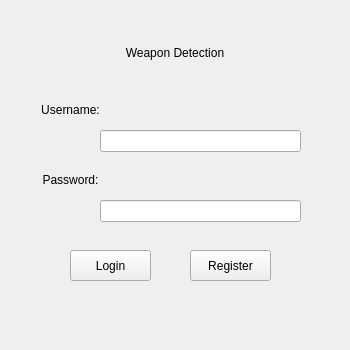
This is Cliente/UI/loginWindow.ui in 5lander/weaponDetectionSystem as Qt 5 draws it before an edit. The edited form follows.
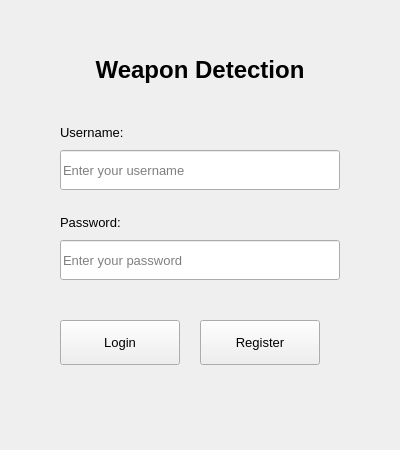
This is the edited form.

Diff of the .ui file:
```diff
--- a/Cliente/UI/loginWindow.ui
+++ b/Cliente/UI/loginWindow.ui
@@ -6,25 +6,25 @@
    <rect>
     <x>0</x>
     <y>0</y>
-    <width>350</width>
-    <height>350</height>
+    <width>400</width>
+    <height>450</height>
    </rect>
   </property>
   <property name="minimumSize">
    <size>
-    <width>300</width>
-    <height>300</height>
+    <width>400</width>
+    <height>450</height>
    </size>
   </property>
   <property name="maximumSize">
    <size>
-    <width>350</width>
-    <height>350</height>
+    <width>400</width>
+    <height>450</height>
    </size>
   </property>
   <property name="font">
    <font>
-    <family>Arial</family>
+    <family>Segoe UI</family>
    </font>
   </property>
   <property name="windowTitle">
@@ -33,22 +33,25 @@
   <widget class="QWidget" name="centralwidget">
    <property name="minimumSize">
     <size>
-     <width>300</width>
-     <height>300</height>
+     <width>400</width>
+     <height>450</height>
     </size>
    </property>
    <widget class="QLabel" name="labelTitle">
     <property name="geometry">
      <rect>
-      <x>75</x>
-      <y>40</y>
-      <width>200</width>
-      <height>25</height>
+      <x>50</x>
+      <y>50</y>
+      <width>300</width>
+      <height>40</height>
      </rect>
     </property>
     <property name="font">
      <font>
-      <family>Arial</family>
+      <family>Segoe UI</family>
+      <pointsize>18</pointsize>
+      <weight>75</weight>
+      <bold>true</bold>
      </font>
     </property>
     <property name="text">
@@ -61,114 +64,114 @@
    <widget class="QLabel" name="labelUsername">
     <property name="geometry">
      <rect>
-      <x>30</x>
-      <y>100</y>
-      <width>81</width>
-      <height>20</height>
+      <x>60</x>
+      <y>120</y>
+      <width>100</width>
+      <height>25</height>
      </rect>
     </property>
     <property name="font">
      <font>
-      <family>Arial</family>
+      <family>Segoe UI</family>
+      <pointsize>10</pointsize>
+      <weight>50</weight>
+      <bold>false</bold>
      </font>
     </property>
     <property name="text">
      <string>Username:</string>
     </property>
     <property name="alignment">
-     <set>Qt::AlignCenter</set>
+     <set>Qt::AlignLeading|Qt::AlignLeft|Qt::AlignVCenter</set>
     </property>
    </widget>
    <widget class="QLabel" name="labelPassword">
     <property name="geometry">
      <rect>
-      <x>30</x>
-      <y>170</y>
-      <width>81</width>
-      <height>20</height>
+      <x>60</x>
+      <y>210</y>
+      <width>100</width>
+      <height>25</height>
      </rect>
     </property>
+    <property name="font">
+     <font>
+      <family>Segoe UI</family>
+      <pointsize>10</pointsize>
+      <weight>50</weight>
+      <bold>false</bold>
+     </font>
+    </property>
     <property name="text">
      <string>Password:</string>
     </property>
     <property name="alignment">
-     <set>Qt::AlignCenter</set>
+     <set>Qt::AlignLeading|Qt::AlignLeft|Qt::AlignVCenter</set>
     </property>
    </widget>
    <widget class="QLineEdit" name="usernameInput">
     <property name="geometry">
      <rect>
-      <x>100</x>
-      <y>130</y>
-      <width>201</width>
-      <height>22</height>
+      <x>60</x>
+      <y>150</y>
+      <width>280</width>
+      <height>40</height>
      </rect>
     </property>
+    <property name="font">
+     <font>
+      <family>Segoe UI</family>
+      <pointsize>10</pointsize>
+     </font>
+    </property>
     <property name="text">
      <string/>
     </property>
+    <property name="placeholderText">
+     <string>Enter your username</string>
+    </property>
    </widget>
    <widget class="QLineEdit" name="passwordInput">
     <property name="geometry">
      <rect>
-      <x>100</x>
-      <y>200</y>
-      <width>201</width>
-      <height>22</height>
+      <x>60</x>
+      <y>240</y>
+      <width>280</width>
+      <height>40</height>
      </rect>
     </property>
+    <property name="font">
+     <font>
+      <family>Segoe UI</family>
+      <pointsize>10</pointsize>
+     </font>
+    </property>
     <property name="text">
      <string/>
     </property>
     <property name="echoMode">
      <enum>QLineEdit::Password</enum>
     </property>
+    <property name="placeholderText">
+     <string>Enter your password</string>
+    </property>
    </widget>
    <widget class="QPushButton" name="loginButton">
     <property name="geometry">
      <rect>
-      <x>70</x>
-      <y>250</y>
-      <width>81</width>
-      <height>31</height>
+      <x>60</x>
+      <y>320</y>
+      <width>120</width>
+      <height>45</height>
      </rect>
     </property>
-    <property name="palette">
-     <palette>
-      <active>
-       <colorrole role="WindowText">
-        <brush brushstyle="SolidPattern">
-         <color alpha="255">
-          <red>170</red>
-          <green>0</green>
-          <blue>0</blue>
-         </color>
-        </brush>
-       </colorrole>
-      </active>
-      <inactive>
-       <colorrole role="WindowText">
-        <brush brushstyle="SolidPattern">
-         <color alpha="255">
-          <red>170</red>
-          <green>0</green>
-          <blue>0</blue>
-         </color>
-        </brush>
-       </colorrole>
-      </inactive>
-      <disabled>
-       <colorrole role="WindowText">
-        <brush brushstyle="SolidPattern">
-         <color alpha="255">
-          <red>120</red>
-          <green>120</green>
-          <blue>120</blue>
-         </color>
-        </brush>
-       </colorrole>
-      </disabled>
-     </palette>
+    <property name="font">
+     <font>
+      <family>Segoe UI</family>
+      <pointsize>10</pointsize>
+      <weight>50</weight>
+      <bold>false</bold>
+     </font>
     </property>
     <property name="text">
      <string>Login</string>
@@ -177,12 +180,20 @@
    <widget class="QPushButton" name="registerButton">
     <property name="geometry">
      <rect>
-      <x>190</x>
-      <y>250</y>
-      <width>81</width>
-      <height>31</height>
+      <x>200</x>
+      <y>320</y>
+      <width>120</width>
+      <height>45</height>
      </rect>
     </property>
+    <property name="font">
+     <font>
+      <family>Segoe UI</family>
+      <pointsize>10</pointsize>
+      <weight>50</weight>
+      <bold>false</bold>
+     </font>
+    </property>
     <property name="text">
      <string>Register</string>
     </property>
```
Left out of the diff: 2 changed lines with no effect on the pictures.
